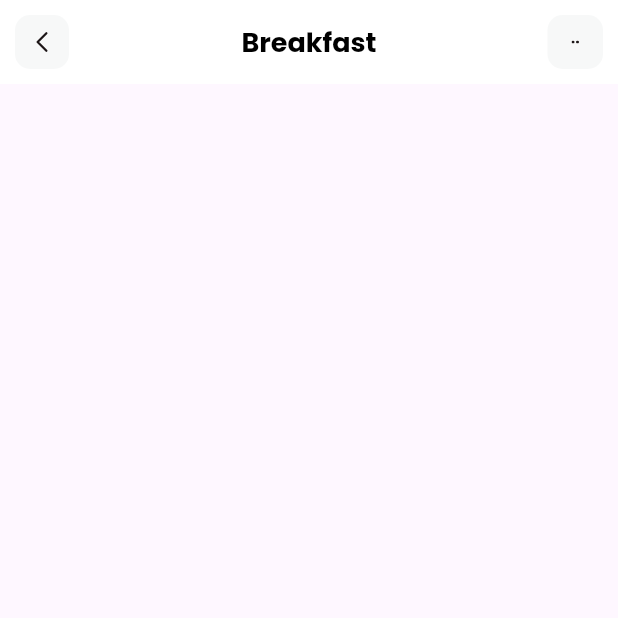
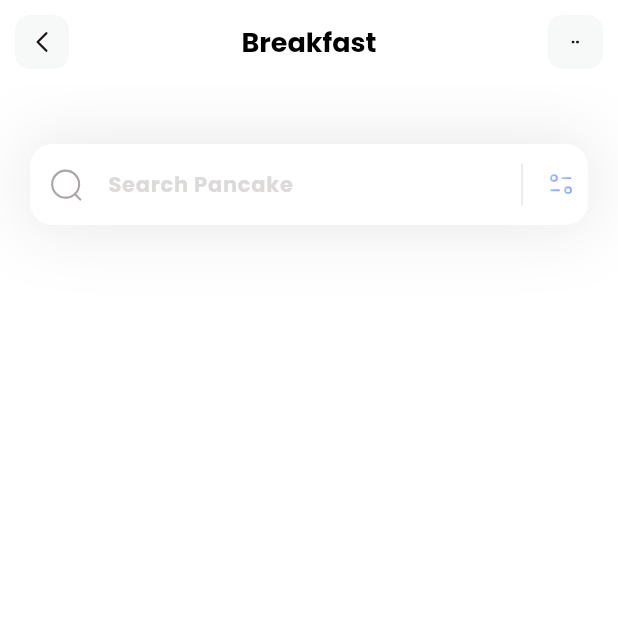
Before and after one commit to imamhsn195/breakfast, a Flutter app: the screen it shows after launch, on a phone screen of 412 x 824 dp, the top half of it. Run offline on Flutter 3.47's test engine with Material 3 defaults, Android fonts, the phone set to English and light mode, and no system bars; our stand-ins replace flutter_svg.

Commit message:
Search Input added

```diff
--- a/lib/pages/home.dart
+++ b/lib/pages/home.dart
@@ -8,7 +8,68 @@
   Widget build(BuildContext context) {
     return  Scaffold(
       appBar: appBar(),
+      backgroundColor: Colors.white ,
+      body: Column(
+        children: [
+          _searchField()
+        ],
+      ),
     );
+  }
+
+  Container _searchField() {
+    return Container(
+          margin: const EdgeInsets.only(top: 40, left: 20, right: 20),
+          decoration:  BoxDecoration(
+            boxShadow: [
+              BoxShadow(
+                color: const Color(0xff1D1617).withOpacity(0.11),
+                blurRadius: 40,
+                spreadRadius: 0.0
+              )
+            ]
+          ),
+          child: TextField(
+            decoration: InputDecoration(
+              filled: true,
+              fillColor: Colors.white,
+              contentPadding: const EdgeInsets.all(15),
+              hintText: 'Search Pancake',
+              hintStyle: const TextStyle(
+                color: Color(0xffDDDADA),
+                fontSize: 14
+              ),
+              prefixIcon: Padding(
+                padding: const EdgeInsets.all(12),
+                child: SvgPicture.asset('assets/icons/Search.svg'),
+              ),
+              suffixIcon: SizedBox(
+                width: 100,
+                child: IntrinsicHeight(
+                  child: Row(
+                    mainAxisAlignment: MainAxisAlignment.end,
+                    children: [
+                      const VerticalDivider(
+                        color: Colors.black,
+                        indent: 10,
+                        endIndent: 10,
+                        thickness: 0.1,
+                      ),
+                      Padding(
+                        padding: const EdgeInsets.all(8.0),
+                        child: SvgPicture.asset('assets/icons/Filter.svg'),
+                      ),
+                    ],
+                  ),
+                ),
+              ),
+              border: OutlineInputBorder(
+                borderRadius: BorderRadius.circular(15),
+                borderSide: BorderSide.none
+              )
+            ),
+          ),
+        );
   }
 
   AppBar appBar() {
```
Also changed, not shown: assets/icons/Filter.svg (added), assets/icons/Search.svg (added).
